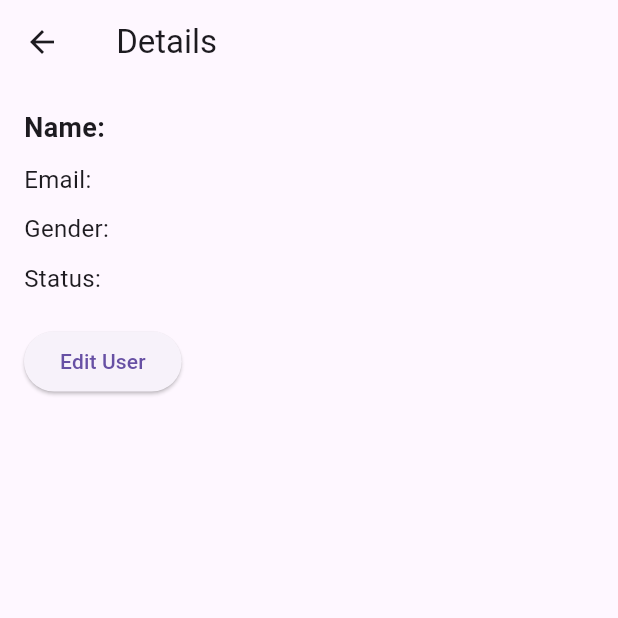
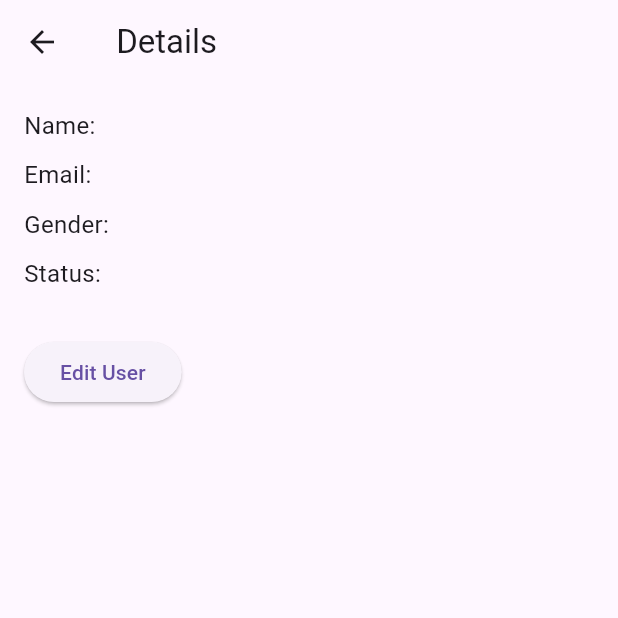
Before and after one commit to ghadafawzy/user_profile_management, a Flutter app: the UserDetailsPage screen opened directly with empty values, on a phone screen of 412 x 824 dp, the top half of it. Run offline on Flutter 3.47's test engine with Material 3 defaults, Android fonts, the phone set to English and light mode, and no system bars; our stand-ins replace dio, shared_preferences; accounts and stored records are empty; network calls fail.

Commit message:
Refactor: Improve user details display and remove debug prints
Improved the display of user details in the user details page by using a reusable widget for displaying user information.  Removed unnecessary debug print statements from the user service.

```diff
--- a/lib/main.dart
+++ b/lib/main.dart
@@ -10,7 +10,7 @@ class MyApp extends StatelessWidget {
 
   @override
   Widget build(BuildContext context) {
-    return MaterialApp(
+    return const MaterialApp(
       debugShowCheckedModeBanner: false,
       home:UserListPage(),
     );
--- a/lib/services/user_service.dart
+++ b/lib/services/user_service.dart
@@ -1,5 +1,4 @@
 import 'package:dio/dio.dart';
-import 'package:flutter/material.dart';
 import '../models/user_model.dart';
 
 class ApiService {
@@ -15,7 +14,6 @@ class ApiService {
   Future<List<User>> fetchUsers() async {
     try {
       final response = await dio.get('/users');
-      debugPrint(response.data.toString());
       return (response.data as List).map((json) => User.fromJson(json)).toList();
     } catch (e) {
       throw Exception('Failed to fetch users: $e');
@@ -25,7 +23,6 @@ class ApiService {
   Future<User> createUser(User user) async {
     try {
       final response = await dio.post('/users', data: user.toJson());
-      debugPrint(response.data.toString());
       return User.fromJson(response.data);
     } catch (e) {
       throw Exception('Failed to create user: $e');
@@ -35,7 +32,6 @@ class ApiService {
   Future<User> updateUser(int id, User user) async {
     try {
       final response = await dio.put('/users/$id', data: user.toJson());
-      debugPrint(response.data.toString());
       return User.fromJson(response.data);
     } catch (e) {
       throw Exception('Failed to update user: $e');
@@ -45,9 +41,7 @@ class ApiService {
   Future<void> deleteUser(int id) async {
     try {
       await dio.delete('/users/$id');
-      debugPrint('User deleted successfully');
     } catch (e) {
-      debugPrint(e.toString());
       throw Exception('Failed to delete user: $e');
     }
   }
--- a/lib/views/user_details_page.dart
+++ b/lib/views/user_details_page.dart
@@ -19,16 +19,10 @@ class UserDetailsPage extends StatelessWidget {
         child: Column(
           crossAxisAlignment: CrossAxisAlignment.start,
           children: [
-            Text(
-              'Name: ${user.name}',
-              style: const TextStyle(fontSize: 18, fontWeight: FontWeight.bold),
-            ),
-            const SizedBox(height: 10),
-            Text('Email: ${user.email}', style: const TextStyle(fontSize: 16)),
-            const SizedBox(height: 10),
-            Text('Gender: ${user.gender}', style: const TextStyle(fontSize: 16)),
-            const SizedBox(height: 10),
-            Text('Status: ${user.status}', style: const TextStyle(fontSize: 16)),
+            _buildUserInfo('Name', user.name),
+            _buildUserInfo('Email', user.email),
+            _buildUserInfo('Gender', user.gender),
+            _buildUserInfo('Status', user.status),
             const SizedBox(height: 20),
             ElevatedButton(
               onPressed: () {
@@ -47,4 +41,17 @@ class UserDetailsPage extends StatelessWidget {
       ),
     );
   }
+
+  Widget _buildUserInfo(String label, String value) {
+    return Column(
+      crossAxisAlignment: CrossAxisAlignment.start,
+      children: [
+        Text(
+          '$label: $value',
+          style: const TextStyle(fontSize: 16),
+        ),
+        const SizedBox(height: 10),
+      ],
+    );
+  }
 }
```
